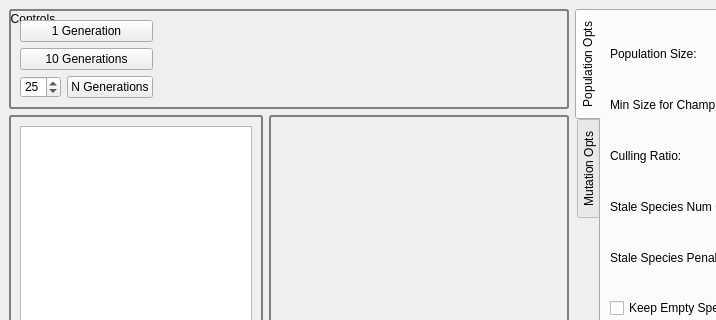
Above: pygui/main_window.ui from ArtificialEvolvingWorld/neural-net-tests before the change; both pictures show x 0 to 716 and y 0 to 320 of the 900 by 587 pixel window. Below: the same form after it.
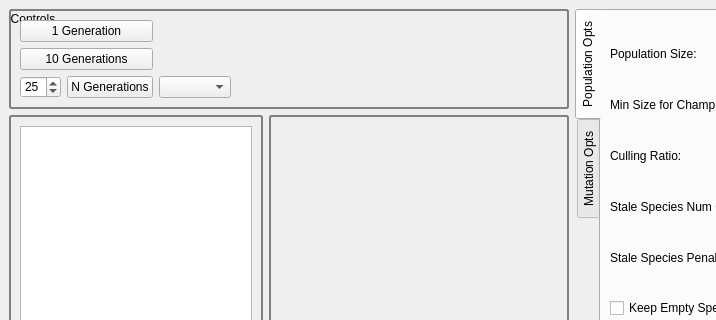
That is the form after the change. Custom widgets are drawn as their Qt base class.

Commit message: Added selectable fitness functions in the gui, with individual options.

Patch:
```diff
--- a/pygui/main_window.ui
+++ b/pygui/main_window.ui
@@ -45,7 +45,7 @@
          </property>
         </widget>
        </item>
-       <item row="0" column="2" rowspan="3">
+       <item row="0" column="3" rowspan="3">
         <spacer name="horizontalSpacer">
          <property name="orientation">
           <enum>Qt::Horizontal</enum>
@@ -79,6 +79,9 @@
          </property>
         </widget>
        </item>
+       <item row="2" column="2">
+        <widget class="QComboBox" name="fitness_func"/>
+       </item>
       </layout>
      </widget>
     </item>
```
Left out of the diff: 2 changed lines with no effect on the pictures. The commit also changes 4 other files.
